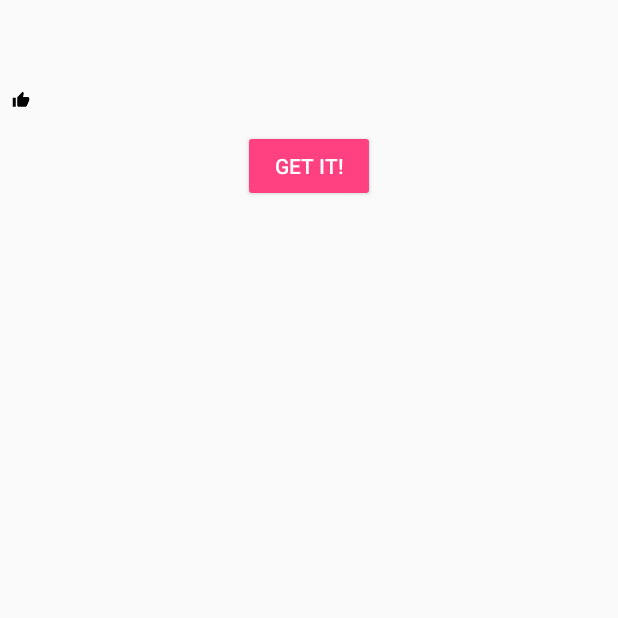
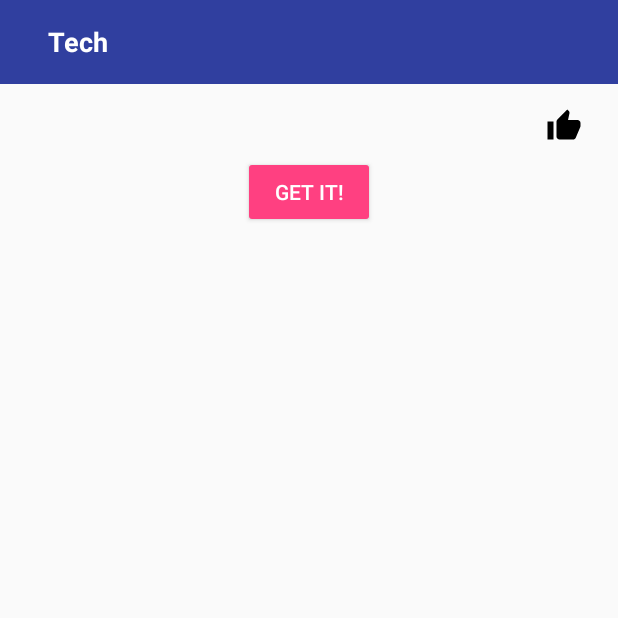
Before and after one commit to slowfarm/ProductHunt, an Android app: the PostDetailsActivity screen opened directly, with no data from a screen before it, on a phone screen of 412 x 824 dp, the top half of it. Run offline under Robolectric (Android 15) with nearby library versions, the phone set to English and light mode, and no system bars; our stand-ins replace Picasso; libraries missing offline, so code that uses them is left out: io.realm; pictures from the network do not load; 5 statements that could not run were skipped.

Commit message:
Финальная версия

```diff
--- a/app/src/main/res/layout/activity_post_details.xml
+++ b/app/src/main/res/layout/activity_post_details.xml
@@ -3,27 +3,48 @@
     xmlns:tools="http://schemas.android.com/tools"
     android:layout_width="match_parent"
     android:layout_height="match_parent"
-    android:layout_margin="8dp"
     android:gravity="center_horizontal"
     android:orientation="vertical">
 
-    <TextView
-        android:id="@+id/name"
+    <include
+        layout="@layout/toolbar"
+        android:layout_width="match_parent"
+        android:layout_height="wrap_content" />
+
+    <ImageView
+        android:id="@+id/screenshot"
         android:layout_width="match_parent"
         android:layout_height="wrap_content"
-        android:textStyle="bold"
-        tools:text="Name" />
-
-    <TextView
-        android:id="@+id/description"
-        android:layout_width="match_parent"
-        android:layout_height="wrap_content"
+        android:layout_marginLeft="16dp"
+        android:layout_marginRight="16dp"
         android:layout_marginTop="8dp"
-        tools:text="Description" />
+        android:adjustViewBounds="true"
+        android:scaleType="fitCenter"
+        tools:src="@mipmap/ic_launcher" />
 
     <LinearLayout
         android:layout_width="match_parent"
         android:layout_height="wrap_content"
+        android:orientation="horizontal">
+
+        <TextView
+            android:id="@+id/description"
+            android:layout_width="0dp"
+            android:layout_height="wrap_content"
+            android:layout_marginLeft="16dp"
+            android:layout_marginStart="16dp"
+            android:layout_marginTop="8dp"
+            android:layout_weight="1"
+            tools:text="Description" />
+
+        <LinearLayout
+            android:layout_width="wrap_content"
+            android:layout_height="wrap_content"
+            android:layout_marginEnd="16dp"
+            android:layout_marginLeft="16dp"
+            android:layout_marginRight="16dp"
+            android:layout_marginStart="16dp"
+            android:layout_marginTop="8dp"
             android:gravity="center_vertical"
             android:orientation="horizontal">
 
@@ -31,7 +52,6 @@
                 android:id="@+id/imageView"
                 android:layout_width="24dp"
                 android:layout_height="24dp"
-            android:layout_weight="1"
                 android:src="@drawable/ic_thumb_up" />
 
             <TextView
@@ -39,17 +59,12 @@
                 android:layout_width="match_parent"
                 android:layout_height="wrap_content"
                 android:layout_marginLeft="8dp"
-            android:layout_weight="1"
+                android:layout_marginStart="8dp"
                 android:textSize="12sp"
-            tools:text="Vote Count"
-            android:layout_marginStart="8dp" />
+                tools:text="Vote Count" />
         </LinearLayout>
 
-    <ImageView
-        android:id="@+id/screenshot"
-        android:layout_width="match_parent"
-        android:layout_height="wrap_content"
-        tools:src="@mipmap/ic_launcher" />
+    </LinearLayout>
 
     <Button
         android:id="@+id/get_it_btn"
--- /dev/null
+++ b/app/src/main/res/layout/toolbar.xml
@@ -0,0 +1,29 @@
+<?xml version="1.0" encoding="utf-8"?>
+<android.support.v7.widget.Toolbar xmlns:android="http://schemas.android.com/apk/res/android"
+    xmlns:tools="http://schemas.android.com/tools"
+    android:id="@+id/toolbar"
+    android:layout_width="match_parent"
+    android:layout_height="wrap_content"
+    android:background="?attr/colorPrimaryDark"
+    android:minHeight="?attr/actionBarSize">
+
+    <LinearLayout
+        android:id="@+id/category"
+        android:layout_width="wrap_content"
+        android:layout_height="wrap_content"
+        android:paddingLeft="16dp"
+        android:paddingStart="16dp">
+        <TextView
+            android:id="@+id/name"
+            android:layout_width="wrap_content"
+            android:layout_height="wrap_content"
+            android:text="@string/tech"
+            android:textColor="@android:color/white"
+            android:textSize="18sp"
+            android:textStyle="bold"
+            tools:text="Tech" />
+    </LinearLayout>
+
+
+
+</android.support.v7.widget.Toolbar>
```
Lines whose indentation alone changed are shown as unchanged.
